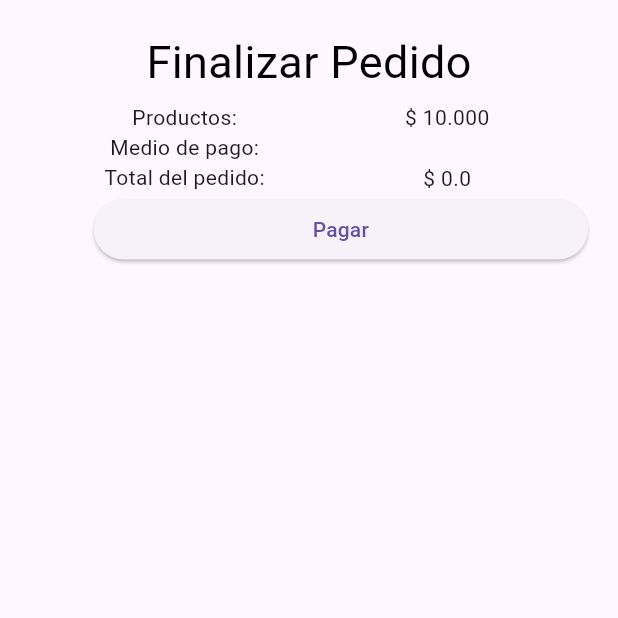
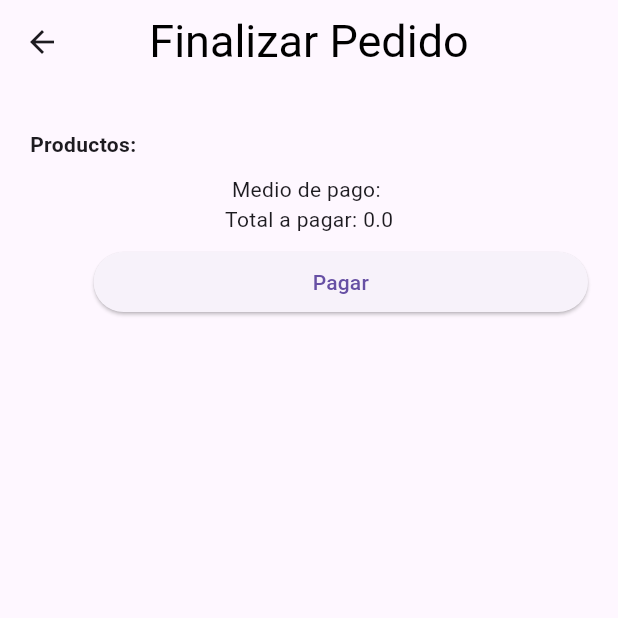
Before and after one commit to G14Retro/plaza_libre, a Flutter app: the Checkoutview screen opened directly with empty values, on a phone screen of 412 x 824 dp, the top half of it. Run offline on Flutter 3.47's test engine with Material 3 defaults, Android fonts, the phone set to English and light mode, and no system bars; our stand-ins replace cloud_firestore, firebase_auth, firebase_core; accounts and stored records are empty.

Commit message:
Se realiza ajuste para pantalla de inicio

```diff
--- a/lib/Chekout/CheckoutView.dart
+++ b/lib/Chekout/CheckoutView.dart
@@ -1,5 +1,7 @@
 
 import 'package:flutter/material.dart';
+import 'package:plaza_libre/core/providers/productProvider.dart';
+import 'package:provider/provider.dart';
 
 // ignore: must_be_immutable
 class Checkoutview extends StatelessWidget {
@@ -17,42 +19,67 @@ class Checkoutview extends StatelessWidget {
     final screenWidth = MediaQuery.of(context).size.width;
     // ignore: unused_local_variable
     final screenHeight = MediaQuery.of(context).size.height;
+    final List<Product> products = Provider.of<ProductProvider>(context).products;
     return Scaffold(
+      appBar: AppBar(
+        centerTitle: true,
+        title: const Text('Finalizar Pedido', style: TextStyle(fontSize: 30, color: Colors.black)),
+      ),
       body: ListView(
         padding: const EdgeInsets.all(20),
         children: [
-          Column(
+          Container(
+            margin: const EdgeInsets.only(top: 5),
+            width: screenWidth,
+            child: Column(
+            crossAxisAlignment: CrossAxisAlignment.start,
             children: [
-              const Center(
-                child: Text('Finalizar Pedido', style: TextStyle(fontSize: 30, color: Colors.black)),),
                 Container(
                   margin: const EdgeInsets.only(top: 5),
                   width: screenWidth * 1,
                   child: Row(
                     mainAxisSize: MainAxisSize.max,
                     children: [
-                    SizedBox(
-                      width: screenWidth * 0.5,
-                      child: const Column(
+                      const Text('Productos:', style: TextStyle(fontWeight: FontWeight.bold)),
+                      Container(
+                        width: 200,
+                        margin: EdgeInsets.only(left: 8),
+                        child: Column(
                           children: [
-                        Text('Productos:'),
-                        Text('Medio de pago:'),
-                        Text('Total del pedido:'),
+                            ...products.map((product) {
+                              return Padding(
+                                padding: const EdgeInsets.symmetric(vertical: 4.0),
+                                child: Row(
+                                  mainAxisAlignment: MainAxisAlignment.spaceBetween,
+                                  children: [
+                                    Container(
+                                      margin: EdgeInsets.only(right: 5),
+                                      child: Text(product.name),
+                                    ),
+                                    Container(
+                                      margin: EdgeInsets.only(right: 5),
+                                      child: Text("\$${product.price.toStringAsFixed(2)}"),
+                                    )                              ,
+                                  ],
+                                ),
+                              );
+                            }).toList(),
                           ],
                         ),
                       ),
-                    SizedBox(
-                      width: screenWidth * 0.35,
-                      child: Column(
-                      mainAxisAlignment: MainAxisAlignment.end,
-                      children: [
-                        const Text('\$ 10.000'),
-                        Text(medio_pago),
-                        Text('\$ $totalBuy'),
                     ],
                   ),
-                    )
-                  ],
+                ),
+                Container(
+                  margin: EdgeInsets.only(top: 10),
+                  child: Center(
+                    child: Text("Medio de pago: ${medio_pago}"),
+                  ),
+                ),
+                Container(
+                  margin: EdgeInsets.only(bottom: 8),
+                  child: Center(
+                    child: Text("Total a pagar: ${totalBuy}"),
                   ),
                 ),
                 Row(
@@ -72,6 +99,7 @@ class Checkoutview extends StatelessWidget {
                 ),
               ],
             ),
+          ),
         ],
       ),
     );
--- a/lib/shared/navBar.dart
+++ b/lib/shared/navBar.dart
@@ -63,7 +63,9 @@ class _NavigationBarState extends State<PlazaLibreNav> {
       valueListenable: PlazaLibreNav.selectedTabNotifier,
       builder: (context, selectedTab, child) {
         return Scaffold(
-          appBar: AppBar(),
+          appBar: AppBar(
+            backgroundColor: Colors.black,
+          ),
           body: _pages[selectedTab],
           bottomNavigationBar: BottomNavigationBar(
             currentIndex: selectedTab,
@@ -75,7 +77,7 @@ class _NavigationBarState extends State<PlazaLibreNav> {
               }
             },
             selectedItemColor: const Color.fromARGB(255, 0, 184, 70),
-            backgroundColor: const Color.fromARGB(255, 0, 184, 70),
+            backgroundColor: Colors.black,
             unselectedItemColor: Colors.grey,
             showUnselectedLabels: true,
             items: const [
```
Also changed, not shown: lib/Products/products.dart (+5 -5 lines), lib/auth/plazalibre.dart (+7 -4 lines). Lines whose indentation alone changed are shown as unchanged.
